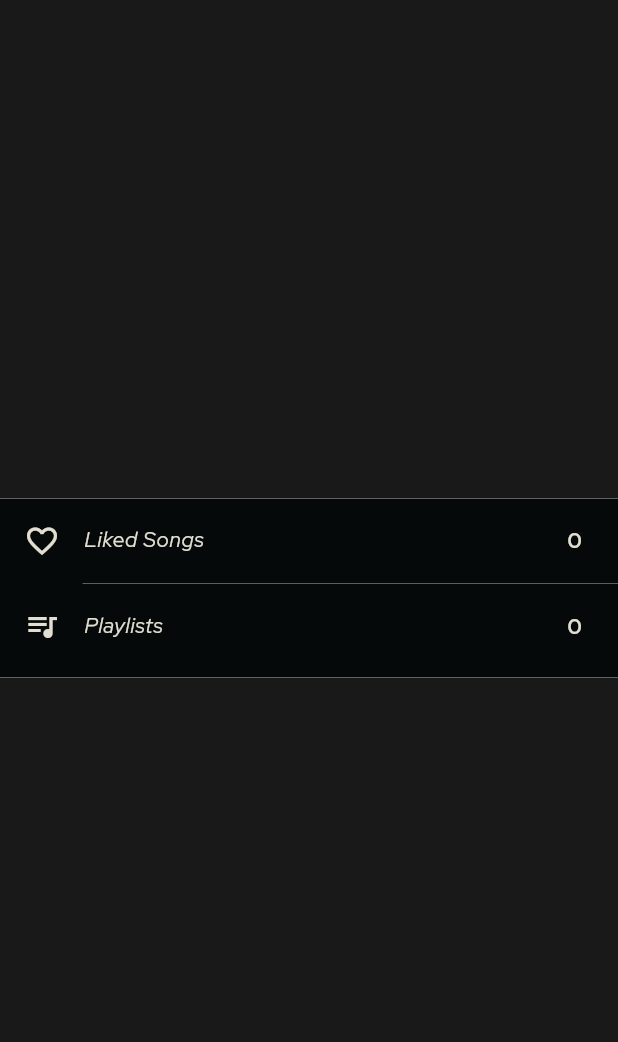
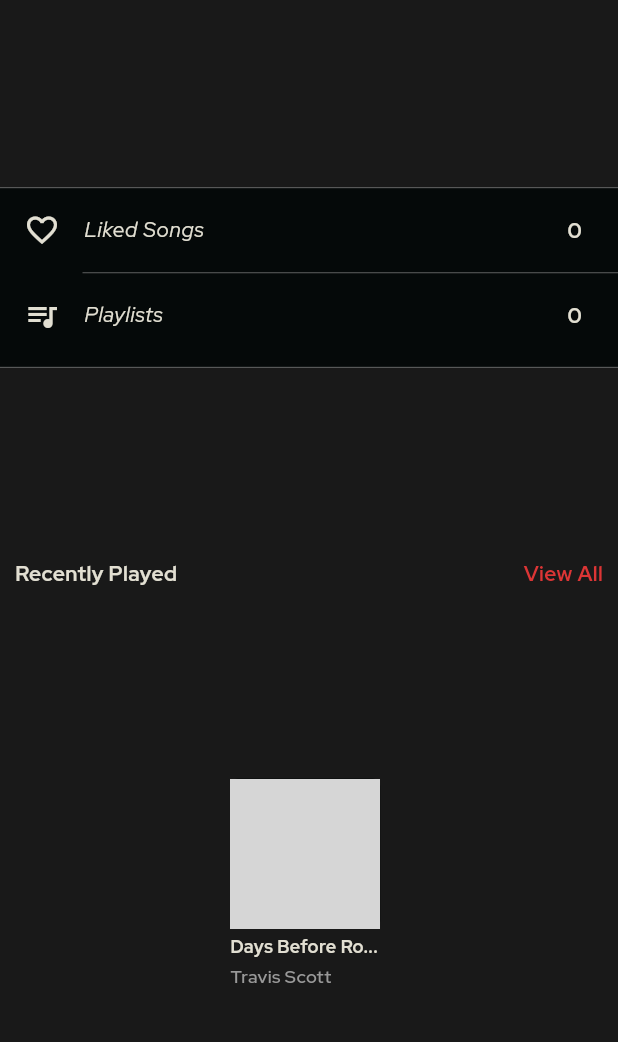
Before and after one commit to TechSmith90210/GRAPEWINE, a Flutter app: the LibraryScreen screen opened directly, on a phone screen of 412 x 824 dp, the part 72-1114 px from its top. Run offline on Flutter 3.47's test engine with Material 3 defaults, Android fonts, the phone set to English and light mode, and no system bars; drawn by our look-alikes of flutter_bounceable; our stand-ins replace assets_audio_player, audio_video_progress_bar, cloud_firestore, firebase_auth, firebase_core, fluttertoast and 5 more; missing offline and left inert: spotify, youtube_explode_dart; accounts and stored records are empty; network calls fail; grey boxes are pictures that could not be loaded.

Commit message:
optimizing and resuming 0.9.1 working on library screen

```diff
--- a/lib/Presentation/Navbar Screens/search_screen.dart
+++ b/lib/Presentation/Navbar Screens/search_screen.dart
@@ -13,18 +13,6 @@ class SearchScreen extends StatelessWidget {
 
   @override
   Widget build(BuildContext context) {
-    List<String> artistNames = [
-      'Ed Sheeran',
-      'Ariana Grande',
-      'Drake',
-      'Taylor Swift',
-      'The Weeknd',
-      'Beyoncé',
-      'Kanye West',
-      'Dua Lipa',
-      'Ice Spice'
-    ];
-
     return Scaffold(
         appBar: AppBarWidget(
           title: 'SEARCH',
--- a/lib/Presentation/Screens/library_screen.dart
+++ b/lib/Presentation/Screens/library_screen.dart
@@ -1,7 +1,9 @@
 import 'package:flutter/cupertino.dart';
 import 'package:flutter/material.dart';
+import 'package:flutter_bounceable/flutter_bounceable.dart';
 import 'package:google_fonts/google_fonts.dart';
 import 'package:grapewine_music_app/Presentation/Navbar%20Screens/liked_songs_screen.dart';
+import 'package:grapewine_music_app/Presentation/widgets/MiniPlayerWidget.dart';
 import 'package:grapewine_music_app/Providers/like_provider.dart';
 import 'package:provider/provider.dart';
 
@@ -21,12 +23,13 @@ class LibraryScreen extends StatelessWidget {
           const AssetImage("assets/grapewine logo medium.png"),
           color: purpleColor,
         ),
-        actions:  [
+        actions: [
           Padding(
             padding: EdgeInsets.only(right: 7),
             child: CircleAvatar(
               backgroundColor: Color(0xffE6E6E6),
-              backgroundImage: NetworkImage('https://i.pinimg.com/736x/3c/fe/f0/3cfef07dbfaea9c6229ec5eb4aa305e0.jpg'),
+              backgroundImage: NetworkImage(
+                  'https://i.pinimg.com/736x/3c/fe/f0/3cfef07dbfaea9c6229ec5eb4aa305e0.jpg'),
               // child: Icon(
               //   Icons.person,
               //   color: Color(0xffCCCCCC),
@@ -51,7 +54,11 @@ class LibraryScreen extends StatelessWidget {
                   ListTile(
                     splashColor: whiteColor,
                     onTap: () {
-                      Navigator.push(context, MaterialPageRoute(builder: (context) => const LikedSongsScreen(),));
+                      Navigator.push(
+                          context,
+                          MaterialPageRoute(
+                            builder: (context) => const LikedSongsScreen(),
+                          ));
                     },
                     title: Text(
                       'Liked Songs',
@@ -105,7 +112,71 @@ class LibraryScreen extends StatelessWidget {
                     ),
                   ),
                 ],
-              ))
+              )),
+          Padding(
+            padding: const EdgeInsets.all(10.0),
+            child: Row(
+              mainAxisAlignment: MainAxisAlignment.spaceBetween,
+              children: [
+                Text(
+                  'Recently Played',
+                  style: GoogleFonts.redHatDisplay(
+                      color: whiteColor,
+                      fontSize: 14,
+                      fontWeight: FontWeight.w700),
+                ),
+                GestureDetector(
+                    onTap: () {},
+                    child: Text(
+                      'View All',
+                      style: GoogleFonts.redHatDisplay(
+                          color: redColor,
+                          fontSize: 14,
+                          fontWeight: FontWeight.w700),
+                    ))
+              ],
+            ),
+          ),
+          Bounceable(
+            onTap: () {},
+            child: Container(
+              height: 140,
+              width: 105,
+              child: Column(
+                mainAxisAlignment: MainAxisAlignment.spaceBetween,
+                crossAxisAlignment: CrossAxisAlignment.start,
+                children: [
+                  Container(
+                    height: 100,
+                    width: 100,
+                    decoration: BoxDecoration(
+                        color: blackColor,
+                        image: const DecorationImage(
+                          image: NetworkImage(
+                              'https://image-cdn-ak.spotifycdn.com/image/ab67706c0000da84f6dbbcc897f5d3b906bf98a7'),
+                        ),
+                        borderRadius: BorderRadius.circular(5)),
+                  ),
+                  Text(
+                    truncateText('Days Before Rodeo', 14),
+                    style: GoogleFonts.redHatDisplay(
+                      color: whiteColor,
+                      fontWeight: FontWeight.w700,
+                      fontSize: 12,
+                    ),
+                  ),
+                  Text(
+                    'Travis Scott',
+                    style: GoogleFonts.redHatDisplay(
+                      color: greyColor,
+                      fontWeight: FontWeight.w600,
+                      fontSize: 12,
+                    ),
+                  ),
+                ],
+              ),
+            ),
+          )
         ],
       ),
     );
--- a/lib/Presentation/Screens/search_screen2.dart
+++ b/lib/Presentation/Screens/search_screen2.dart
@@ -1,14 +1,9 @@
 import 'package:flutter/material.dart';
-import 'package:flutter/services.dart';
 import 'package:google_fonts/google_fonts.dart';
 import 'package:grapewine_music_app/Colors/colors.dart';
 import 'package:grapewine_music_app/Data/Api/MusicApisss.dart';
-import 'package:grapewine_music_app/Presentation/widgets/SearchBarWidget.dart';
 import 'package:grapewine_music_app/Presentation/widgets/SearchResultsWidget.dart';
-import 'package:grapewine_music_app/Presentation/widgets/SearchSongWidget.dart';
 
-import '../../Providers/search_provider.dart';
-import '../widgets/SearchWidgets.dart';
 
 class SearchPage2 extends StatefulWidget {
   const SearchPage2({super.key});
@@ -65,6 +60,7 @@ class _SearchPage2State extends State<SearchPage2> {
               focusNode: _focusNode,
               decoration: InputDecoration(
                 border: InputBorder.none,
+                contentPadding: const EdgeInsets.only(bottom: 6),
                 hintText: 'Search Song',
                 hintStyle: GoogleFonts.redHatDisplay(
                     fontWeight: FontWeight.w700,
--- a/lib/Presentation/widgets/TrendingItemWidget.dart
+++ b/lib/Presentation/widgets/TrendingItemWidget.dart
@@ -12,12 +12,12 @@ class Trendingitemwidget extends StatelessWidget {
   final VoidCallback onTap;
 
   const Trendingitemwidget({
-    Key? key,
+    super.key,
     required this.imageUrl,
     required this.title,
     required this.artist,
     required this.onTap,
-  }) : super(key: key);
+  });
 
   @override
   Widget build(BuildContext context) {
@@ -132,7 +132,8 @@ class _TrendingSongsScrollableListState
                   imageUrl: artistImages[index],
                   songName: artistSongNames[index],
                   artists: artistNames[index]);
-          },
+              handleSongTap(context: context, song: song);
+            },
           );
         },
       ),
```
